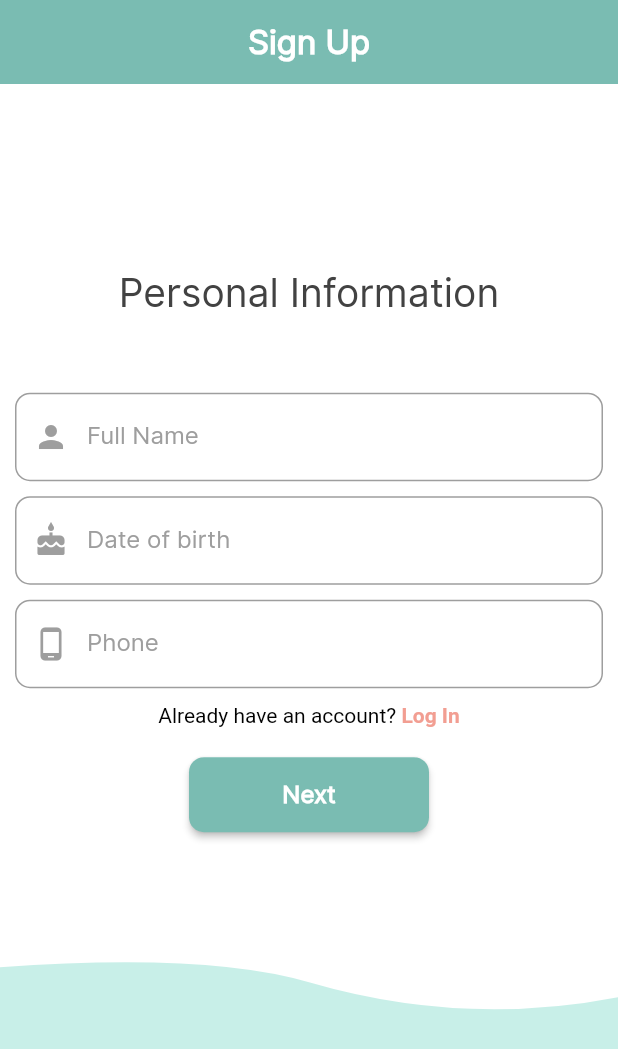
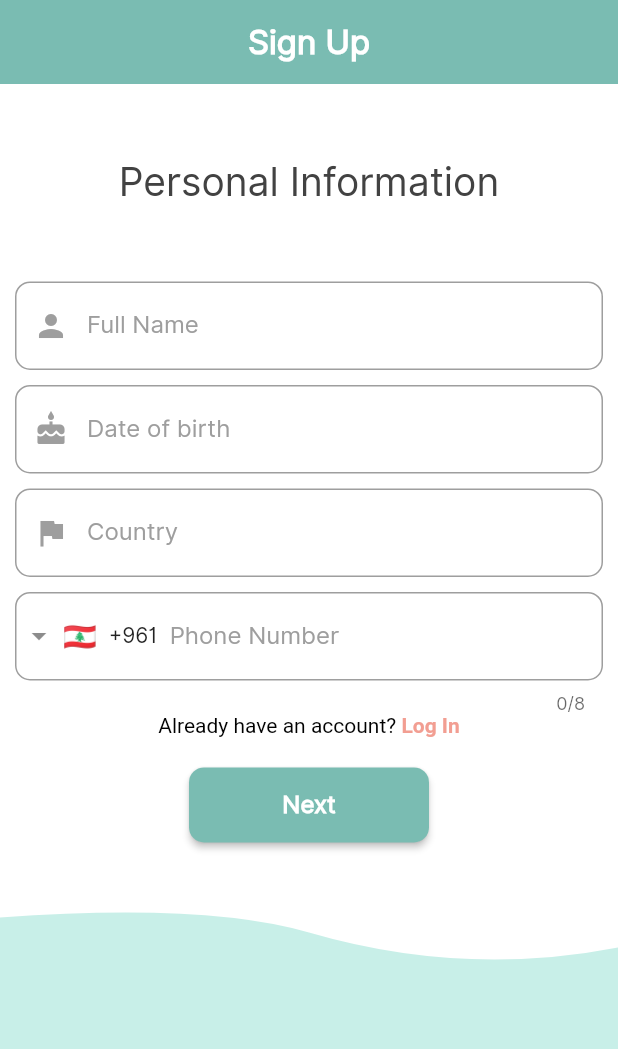
Before and after one commit to noormesslmani/flutter-app, a Flutter app: the SignUp1 screen opened by its route, on a phone screen of 412 x 824 dp. Shown: the top 1049 px of the screen. Run offline on Flutter 3.47's test engine with Material 2 defaults, Android fonts, the phone set to English and light mode, and no system bars; drawn by our look-alikes of intl_phone_field; our stand-ins replace convex_bottom_bar, country_picker, flutter_custom_clippers, flutter_dotenv, shared_preferences; missing offline and left inert: flutter_walkthrough_screen; accounts and stored records are empty.

Commit message:
Frontend: adding country and phone code pickers to signup1 screen

```diff
--- a/frontend_mobile/lib/screens/auth/Sign_up1.dart
+++ b/frontend_mobile/lib/screens/auth/Sign_up1.dart
@@ -7,6 +7,8 @@ import 'package:frontend_mobile/screens/auth/Sign_up2.dart';
 import 'package:frontend_mobile/widgets/reusable_widgets.dart';
 import 'package:frontend_mobile/utilities/validators.dart';
 import 'package:intl/intl.dart';
+import 'package:intl_phone_field/intl_phone_field.dart';
+import 'package:country_picker/country_picker.dart';
 
 class SignUp1 extends StatefulWidget {
   const SignUp1({super.key});
@@ -20,14 +22,18 @@ class _SignUp1State extends State<SignUp1> {
   late FocusNode nameFocusNode;
   late FocusNode dobFocusNode;
   late FocusNode phoneFocusNode;
+  late FocusNode countryFocusNode;
+
   final _user = <String, Object>{};
-  TextEditingController controller = TextEditingController();
+  TextEditingController dobController = TextEditingController();
+  TextEditingController countryController = TextEditingController();
   @override
   void initState() {
     super.initState();
     nameFocusNode = FocusNode();
     dobFocusNode = FocusNode();
     phoneFocusNode = FocusNode();
+    countryFocusNode = FocusNode();
   }
 
   @override
@@ -39,7 +45,7 @@ class _SignUp1State extends State<SignUp1> {
         crossAxisAlignment: CrossAxisAlignment.center,
         children: [
           SizedBox(
-            height: MediaQuery.of(context).size.height * 0.15,
+            height: MediaQuery.of(context).size.height * 0.06,
           ),
           Text(
             'Personal Information',
@@ -92,7 +98,7 @@ class _SignUp1State extends State<SignUp1> {
                       color: Colors.grey,
                     ),
                     label: 'Date of birth',
-                    controller: controller,
+                    controller: dobController,
                     focusNode: dobFocusNode,
                     suffixIcon: null,
                     obscureText: false,
@@ -108,7 +114,7 @@ class _SignUp1State extends State<SignUp1> {
                             DateFormat('yyyy-MM-dd').format(pickedDate);
                         setState(() {
                           _user['dob'] = formattedDate;
-                          controller.text = formattedDate;
+                          dobController.text = formattedDate;
                         });
                       }
                     },
@@ -118,28 +124,72 @@ class _SignUp1State extends State<SignUp1> {
                     height: 10,
                   ),
                   Input(
-                    keyboardType: TextInputType.number,
+                    controller: countryController,
+                    keyboardType: TextInputType.text,
                     validator: (value) {
                       return Validator.validateInput(value!);
                     },
                     prefixIcon: const Icon(
-                      Icons.phone_android,
+                      Icons.flag,
                       color: Colors.grey,
                     ),
-                    label: 'Phone',
-                    focusNode: phoneFocusNode,
+                    label: 'Country',
+                    focusNode: countryFocusNode,
                     suffixIcon: null,
                     obscureText: false,
-                    setData: (value) {
-                      setState(
-                        () {
-                          _user['phone'] = value;
+                    ontap: () {
+                      showCountryPicker(
+                        context: context,
+                        showPhoneCode:
+                            false, // optional. Shows phone code before the country name.
+                        onSelect: (Country country) {
+                          countryController.text = country.name.toString();
+                          setState(
+                            () {
+                              _user['country'] = country.name.toString();
+                            },
+                          );
                         },
                       );
                     },
                   ),
                   const SizedBox(
                     height: 10,
+                  ),
+                  SizedBox(
+                    width: double.infinity,
+                    child: IntlPhoneField(
+                      validator: (value) {
+                        return Validator.validateInput(value!.toString());
+                      },
+                      focusNode: phoneFocusNode,
+                      decoration: InputDecoration(
+                        labelText: 'Phone Number',
+                        labelStyle: TextStyle(
+                          color: phoneFocusNode.hasFocus
+                              ? Theme.of(context).primaryColorDark
+                              : Colors.grey,
+                        ),
+                        border: OutlineInputBorder(
+                          borderSide: BorderSide(
+                            color: Theme.of(context).focusColor,
+                            width: 1,
+                          ),
+                          borderRadius: BorderRadius.circular(10),
+                        ),
+                        focusedBorder: OutlineInputBorder(
+                          borderRadius: BorderRadius.circular(10),
+                          borderSide: BorderSide(
+                            color: Theme.of(context).focusColor,
+                            width: 1,
+                          ),
+                        ),
+                      ),
+                      initialCountryCode: 'LB',
+                      onChanged: (phone) {
+                        debugPrint(phone.completeNumber.toString());
+                      },
+                    ),
                   ),
                   RichText(
                     text: TextSpan(
@@ -167,6 +217,7 @@ class _SignUp1State extends State<SignUp1> {
                     width: 160,
                     handlePress: (() {
                       if (_formKey.currentState!.validate()) {
+                        debugPrint(_user['country'].toString());
                         Navigator.of(context)
                             .pushNamed("/signup2", arguments: _user);
                       }
@@ -177,7 +228,7 @@ class _SignUp1State extends State<SignUp1> {
             ),
           ),
           const SizedBox(
-            height: 50,
+            height: 10,
           ),
           Expanded(
             child: ClipPath(
```
